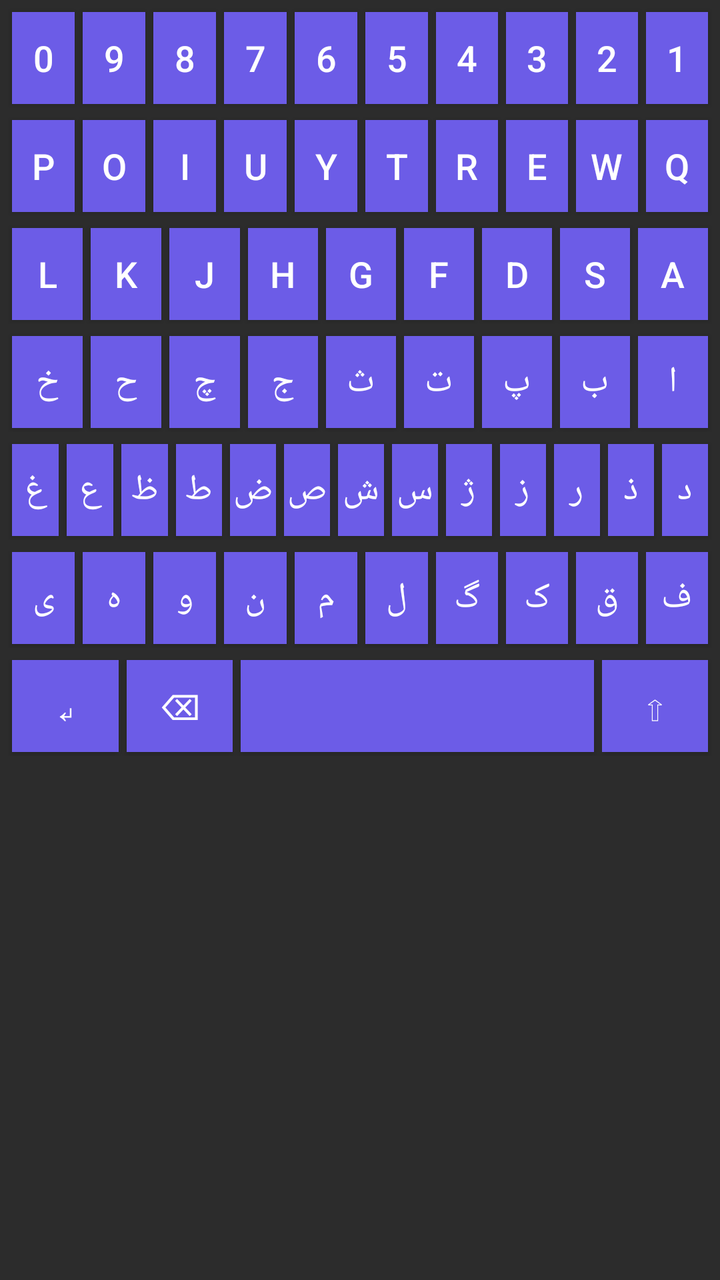
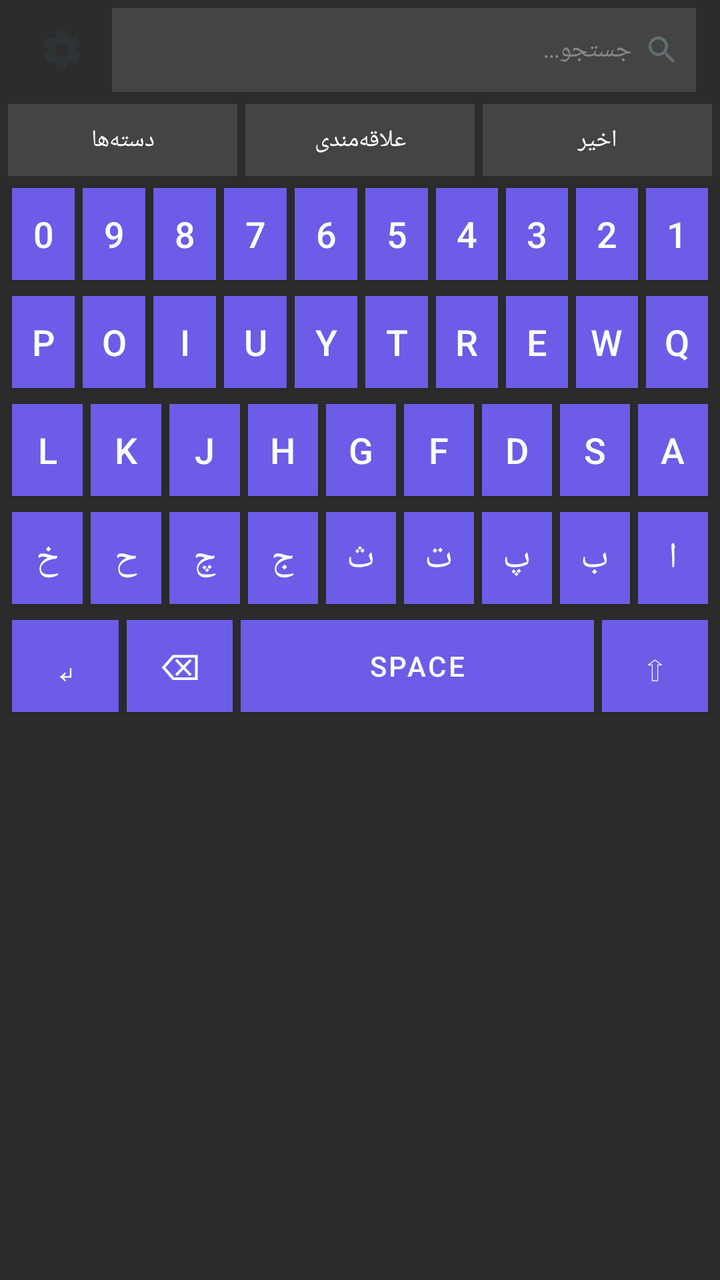

Before-and-after screenshots of an Android layout around one commit, followed by the original layout XML and the change that was made.
<!-- AndroidManifest.xml: application theme Theme.PinBoard -->
<!-- res/layout/keyboard_view.xml -->
<?xml version="1.0" encoding="utf-8"?>
<LinearLayout xmlns:android="http://schemas.android.com/apk/res/android"
    xmlns:app="http://schemas.android.com/apk/res-auto"
    android:layout_width="match_parent"
    android:layout_height="wrap_content"
    android:background="#2c2c2c"
    android:orientation="vertical"
    android:padding="4dp">

    
    <LinearLayout
        android:layout_width="match_parent"
        android:layout_height="50dp"
        android:gravity="center"
        android:orientation="horizontal">

        <Button android:text="1" style="@style/KeyButton" />
        <Button android:text="2" style="@style/KeyButton" />
        <Button android:text="3" style="@style/KeyButton" />
        <Button android:text="4" style="@style/KeyButton" />
        <Button android:text="5" style="@style/KeyButton" />
        <Button android:text="6" style="@style/KeyButton" />
        <Button android:text="7" style="@style/KeyButton" />
        <Button android:text="8" style="@style/KeyButton" />
        <Button android:text="9" style="@style/KeyButton" />
        <Button android:text="0" style="@style/KeyButton" />
    </LinearLayout>

    
    <LinearLayout
        android:layout_width="match_parent"
        android:layout_height="50dp"
        android:gravity="center"
        android:orientation="horizontal"
        android:layout_marginTop="4dp">

        <Button android:text="q" style="@style/KeyButton" />
        <Button android:text="w" style="@style/KeyButton" />
        <Button android:text="e" style="@style/KeyButton" />
        <Button android:text="r" style="@style/KeyButton" />
        <Button android:text="t" style="@style/KeyButton" />
        <Button android:text="y" style="@style/KeyButton" />
        <Button android:text="u" style="@style/KeyButton" />
        <Button android:text="i" style="@style/KeyButton" />
        <Button android:text="o" style="@style/KeyButton" />
        <Button android:text="p" style="@style/KeyButton" />
    </LinearLayout>

    
    <LinearLayout
        android:layout_width="match_parent"
        android:layout_height="50dp"
        android:gravity="center"
        android:orientation="horizontal"
        android:layout_marginTop="4dp">

        <Button android:text="a" style="@style/KeyButton" />
        <Button android:text="s" style="@style/KeyButton" />
        <Button android:text="d" style="@style/KeyButton" />
        <Button android:text="f" style="@style/KeyButton" />
        <Button android:text="g" style="@style/KeyButton" />
        <Button android:text="h" style="@style/KeyButton" />
        <Button android:text="j" style="@style/KeyButton" />
        <Button android:text="k" style="@style/KeyButton" />
        <Button android:text="l" style="@style/KeyButton" />
    </LinearLayout>

    
    <LinearLayout
        android:layout_width="match_parent"
        android:layout_height="50dp"
        android:gravity="center"
        android:orientation="horizontal"
        android:layout_marginTop="4dp">

        <Button android:text="ا" style="@style/KeyButton" />
        <Button android:text="ب" style="@style/KeyButton" />
        <Button android:text="پ" style="@style/KeyButton" />
        <Button android:text="ت" style="@style/KeyButton" />
        <Button android:text="ث" style="@style/KeyButton" />
        <Button android:text="ج" style="@style/KeyButton" />
        <Button android:text="چ" style="@style/KeyButton" />
        <Button android:text="ح" style="@style/KeyButton" />
        <Button android:text="خ" style="@style/KeyButton" />
    </LinearLayout>

    
    <LinearLayout
        android:layout_width="match_parent"
        android:layout_height="50dp"
        android:gravity="center"
        android:orientation="horizontal"
        android:layout_marginTop="4dp">

        <Button android:text="د" style="@style/KeyButton" />
        <Button android:text="ذ" style="@style/KeyButton" />
        <Button android:text="ر" style="@style/KeyButton" />
        <Button android:text="ز" style="@style/KeyButton" />
        <Button android:text="ژ" style="@style/KeyButton" />
        <Button android:text="س" style="@style/KeyButton" />
        <Button android:text="ش" style="@style/KeyButton" />
        <Button android:text="ص" style="@style/KeyButton" />
        <Button android:text="ض" style="@style/KeyButton" />
        <Button android:text="ط" style="@style/KeyButton" />
        <Button android:text="ظ" style="@style/KeyButton" />
        <Button android:text="ع" style="@style/KeyButton" />
        <Button android:text="غ" style="@style/KeyButton" />
    </LinearLayout>

    
    <LinearLayout
        android:layout_width="match_parent"
        android:layout_height="50dp"
        android:gravity="center"
        android:orientation="horizontal"
        android:layout_marginTop="4dp">

        <Button android:text="ف" style="@style/KeyButton" />
        <Button android:text="ق" style="@style/KeyButton" />
        <Button android:text="ک" style="@style/KeyButton" />
        <Button android:text="گ" style="@style/KeyButton" />
        <Button android:text="ل" style="@style/KeyButton" />
        <Button android:text="م" style="@style/KeyButton" />
        <Button android:text="ن" style="@style/KeyButton" />
        <Button android:text="و" style="@style/KeyButton" />
        <Button android:text="ه" style="@style/KeyButton" />
        <Button android:text="ی" style="@style/KeyButton" />
    </LinearLayout>

    
    <LinearLayout
        android:layout_width="match_parent"
        android:layout_height="50dp"
        android:gravity="center"
        android:orientation="horizontal"
        android:layout_marginTop="4dp">

        <Button android:text="⇧" style="@style/KeyButtonCtrl" />
        <Button android:text=" " style="@style/KeyButtonSpace" />
        <Button android:text="⌫" style="@style/KeyButtonCtrl" />
        <Button android:text="↵" style="@style/KeyButtonCtrl" />
    </LinearLayout>

</LinearLayout>
<!-- resources referenced by this layout -->
<resources>
  <style name="KeyButton">
          <item name="android:layout_width">0dp</item>
          <item name="android:layout_height">match_parent</item>
          <item name="android:layout_weight">1</item>
          <item name="android:textSize">18sp</item>
          <item name="android:textColor">#FFFFFF</item>
          <item name="android:background">#444444</item>
          <item name="android:layout_margin">2dp</item>
          <item name="android:gravity">center</item>
          <item name="android:padding">0dp</item>
      </style>
  <style name="KeyButtonCtrl">
          <item name="android:layout_width">0dp</item>
          <item name="android:layout_height">match_parent</item>
          <item name="android:layout_weight">1.2</item>
          <item name="android:textSize">18sp</item>
          <item name="android:textColor">#FFFFFF</item>
          <item name="android:background">#555555</item>
          <item name="android:layout_margin">2dp</item>
          <item name="android:gravity">center</item>
      </style>
  <style name="KeyButtonSpace">
          <item name="android:layout_width">0dp</item>
          <item name="android:layout_height">match_parent</item>
          <item name="android:layout_weight">4</item>
          <item name="android:textSize">14sp</item>
          <item name="android:textColor">#FFFFFF</item>
          <item name="android:background">#555555</item>
          <item name="android:layout_margin">2dp</item>
          <item name="android:gravity">center</item>
      </style>
  <style name="Theme.PinBoard" parent="Theme.MaterialComponents.DayNight.NoActionBar">
          <item name="colorPrimary">@color/primary</item>
          <item name="colorPrimaryDark">@color/primary_dark</item>
          <item name="colorAccent">@color/accent</item>
          <item name="android:windowBackground">@color/background</item>
          <item name="android:statusBarColor">@color/primary_dark</item>
          <item name="android:layoutDirection">rtl</item>
          <item name="android:textDirection">rtl</item>
      </style>
  <color name="primary">#6C5CE7</color>
  <color name="primary_dark">#4834D4</color>
  <color name="accent">#00CEC9</color>
  <color name="background">#F7F7FB</color>
</resources>

<!-- the commit's change to res/layout/keyboard_view.xml (unified diff, before → after) -->
@@ -10,9 +10,119 @@
     
     <LinearLayout
         android:layout_width="match_parent"
-        android:layout_height="50dp"
-        android:gravity="center"
+        android:layout_height="42dp"
+        android:gravity="center_vertical"
+        android:orientation="horizontal"
+        android:paddingHorizontal="8dp">
+
+        <LinearLayout
+            android:layout_width="0dp"
+            android:layout_height="match_parent"
+            android:layout_weight="1"
+            android:background="#444444"
+            android:gravity="center_vertical"
+            android:orientation="horizontal"
+            android:paddingHorizontal="8dp">
+
+            <ImageView
+                android:layout_width="18dp"
+                android:layout_height="18dp"
+                android:src="@drawable/ic_search" />
+
+            <EditText
+                android:id="@+id/kbEditSearch"
+                android:layout_width="0dp"
+                android:layout_height="match_parent"
+                android:layout_weight="1"
+                android:background="@null"
+                android:hint="جستجو..."
+                android:imeOptions="actionDone"
+                android:inputType="text"
+                android:maxLines="1"
+                android:paddingHorizontal="6dp"
+                android:textColor="#FFFFFF"
+                android:textColorHint="#888888"
+                android:textDirection="rtl"
+                android:textSize="13sp" />
+        </LinearLayout>
+
+        <ImageButton
+            android:id="@+id/kbBtnSettings"
+            android:layout_width="38dp"
+            android:layout_height="38dp"
+            android:layout_marginStart="6dp"
+            android:background="?android:attr/selectableItemBackgroundBorderless"
+            android:contentDescription="تنظیمات"
+            android:src="@drawable/ic_settings" />
+    </LinearLayout>
+
+    
+    <LinearLayout
+        android:layout_width="match_parent"
+        android:layout_height="36dp"
+        android:layout_marginTop="6dp"
         android:orientation="horizontal">
+
+        <TextView
+            android:id="@+id/kbTabRecent"
+            android:layout_width="0dp"
+            android:layout_height="match_parent"
+            android:layout_marginEnd="4dp"
+            android:layout_weight="1"
+            android:background="#444444"
+            android:gravity="center"
+            android:text="اخیر"
+            android:textColor="#FFFFFF"
+            android:textSize="12sp" />
+
+        <TextView
+            android:id="@+id/kbTabFavorites"
+            android:layout_width="0dp"
+            android:layout_height="match_parent"
+            android:layout_marginEnd="4dp"
+            android:layout_weight="1"
+            android:background="#444444"
+            android:gravity="center"
+            android:text="علاقه‌مندی"
+            android:textColor="#FFFFFF"
+            android:textSize="12sp" />
+
+        <TextView
+            android:id="@+id/kbTabCategories"
+            android:layout_width="0dp"
+            android:layout_height="match_parent"
+            android:layout_weight="1"
+            android:background="#444444"
+            android:gravity="center"
+            android:text="دسته‌ها"
+            android:textColor="#FFFFFF"
+            android:textSize="12sp" />
+    </LinearLayout>
+
+    
+    <HorizontalScrollView
+        android:id="@+id/kbCategoryScroll"
+        android:layout_width="match_parent"
+        android:layout_height="wrap_content"
+        android:layout_marginTop="6dp"
+        android:scrollbars="none"
+        android:visibility="gone">
+
+        <com.google.android.material.chip.ChipGroup
+            android:id="@+id/kbChipGroupCategories"
+            android:layout_width="wrap_content"
+            android:layout_height="wrap_content"
+            app:singleLine="true"
+            app:singleSelection="true" />
+    </HorizontalScrollView>
+
+    
+    <LinearLayout
+        android:layout_width="match_parent"
+        android:layout_height="50dp"
+        android:gravity="center"
+        android:orientation="horizontal"
+        android:layout_marginTop="4dp">
 
         <Button android:text="1" style="@style/KeyButton" />
         <Button android:text="2" style="@style/KeyButton" />
@@ -92,53 +202,31 @@
         android:orientation="horizontal"
         android:layout_marginTop="4dp">
 
-        <Button android:text="د" style="@style/KeyButton" />
-        <Button android:text="ذ" style="@style/KeyButton" />
-        <Button android:text="ر" style="@style/KeyButton" />
-        <Button android:text="ز" style="@style/KeyButton" />
-        <Button android:text="ژ" style="@style/KeyButton" />
-        <Button android:text="س" style="@style/KeyButton" />
-        <Button android:text="ش" style="@style/KeyButton" />
-        <Button android:text="ص" style="@style/KeyButton" />
-        <Button android:text="ض" style="@style/KeyButton" />
-        <Button android:text="ط" style="@style/KeyButton" />
-        <Button android:text="ظ" style="@style/KeyButton" />
-        <Button android:text="ع" style="@style/KeyButton" />
-        <Button android:text="غ" style="@style/KeyButton" />
-    </LinearLayout>
-
-    
-    <LinearLayout
-        android:layout_width="match_parent"
-        android:layout_height="50dp"
-        android:gravity="center"
-        android:orientation="horizontal"
-        android:layout_marginTop="4dp">
-
-        <Button android:text="ف" style="@style/KeyButton" />
-        <Button android:text="ق" style="@style/KeyButton" />
-        <Button android:text="ک" style="@style/KeyButton" />
-        <Button android:text="گ" style="@style/KeyButton" />
-        <Button android:text="ل" style="@style/KeyButton" />
-        <Button android:text="م" style="@style/KeyButton" />
-        <Button android:text="ن" style="@style/KeyButton" />
-        <Button android:text="و" style="@style/KeyButton" />
-        <Button android:text="ه" style="@style/KeyButton" />
-        <Button android:text="ی" style="@style/KeyButton" />
-    </LinearLayout>
-
-    
-    <LinearLayout
-        android:layout_width="match_parent"
-        android:layout_height="50dp"
-        android:gravity="center"
-        android:orientation="horizontal"
-        android:layout_marginTop="4dp">
-
         <Button android:text="⇧" style="@style/KeyButtonCtrl" />
-        <Button android:text=" " style="@style/KeyButtonSpace" />
+        <Button android:text="Space" style="@style/KeyButtonSpace" />
         <Button android:text="⌫" style="@style/KeyButtonCtrl" />
         <Button android:text="↵" style="@style/KeyButtonCtrl" />
     </LinearLayout>
 
+    
+    <androidx.recyclerview.widget.RecyclerView
+        android:id="@+id/kbRecyclerPins"
+        android:layout_width="match_parent"
+        android:layout_height="0dp"
+        android:layout_marginTop="6dp"
+        android:layout_weight="1"
+        android:clipToPadding="false" />
+
+    
+    <TextView
+        android:id="@+id/kbTextEmpty"
+        android:layout_width="match_parent"
+        android:layout_height="0dp"
+        android:layout_weight="1"
+        android:gravity="center"
+        android:text="موردی وجود ندارد"
+        android:textColor="#888888"
+        android:textSize="13sp"
+        android:visibility="gone" />
+
 </LinearLayout>
<!-- resource entries referenced after the edit -->
@@ -1,5 +1,17 @@
 <!-- resources referenced by this layout -->
 <resources>
+  <!-- drawable ic_search (drawable) -->
+  <vector xmlns:android="http://schemas.android.com/apk/res/android"
+      android:width="24dp" android:height="24dp" android:viewportWidth="24" android:viewportHeight="24">
+      <path android:fillColor="#636E72"
+          android:pathData="M15.5,14h-0.79l-0.28,-0.27C15.41,12.59 16,11.11 16,9.5 16,5.91 13.09,3 9.5,3S3,5.91 3,9.5 5.91,16 9.5,16c1.61,0 3.09,-0.59 4.23,-1.57l0.27,0.28v0.79l5,4.99L20.49,19zM9.5,14C7.01,14 5,11.99 5,9.5S7.01,5 9.5,5 14,7.01 14,9.5 11.99,14 9.5,14z"/>
+  </vector>
+  <!-- drawable ic_settings (drawable) -->
+  <vector xmlns:android="http://schemas.android.com/apk/res/android"
+      android:width="24dp" android:height="24dp" android:viewportWidth="24" android:viewportHeight="24">
+      <path android:fillColor="#2D3436"
+          android:pathData="M19.14,12.94c0.04,-0.3 0.06,-0.61 0.06,-0.94c0,-0.32 -0.02,-0.64 -0.07,-0.94l2.03,-1.58c0.18,-0.14 0.23,-0.41 0.12,-0.61l-1.92,-3.32c-0.12,-0.22 -0.37,-0.29 -0.59,-0.22l-2.39,0.96c-0.5,-0.38 -1.03,-0.7 -1.62,-0.94L14.4,2.81c-0.04,-0.24 -0.24,-0.41 -0.48,-0.41h-3.84c-0.24,0 -0.43,0.17 -0.47,0.41L9.25,5.35C8.66,5.59 8.12,5.92 7.63,6.29L5.24,5.33c-0.22,-0.08 -0.47,0 -0.59,0.22L2.74,8.87C2.62,9.08 2.66,9.34 2.86,9.48l2.03,1.58C4.84,11.36 4.8,11.69 4.8,12s0.02,0.64 0.07,0.94l-2.03,1.58c-0.18,0.14 -0.23,0.41 -0.12,0.61l1.92,3.32c0.12,0.22 0.37,0.29 0.59,0.22l2.39,-0.96c0.5,0.38 1.03,0.7 1.62,0.94l0.36,2.54c0.05,0.24 0.24,0.41 0.48,0.41h3.84c0.24,0 0.44,-0.17 0.47,-0.41l0.36,-2.54c0.59,-0.24 1.13,-0.56 1.62,-0.94l2.39,0.96c0.22,0.08 0.47,0 0.59,-0.22l1.92,-3.32c0.12,-0.22 0.07,-0.47 -0.12,-0.61zM12,15.6c-1.98,0 -3.6,-1.62 -3.6,-3.6s1.62,-3.6 3.6,-3.6 3.6,1.62 3.6,3.6 -1.62,3.6 -3.6,3.6z"/>
+  </vector>
   <style name="KeyButton">
           <item name="android:layout_width">0dp</item>
           <item name="android:layout_height">match_parent</item>
